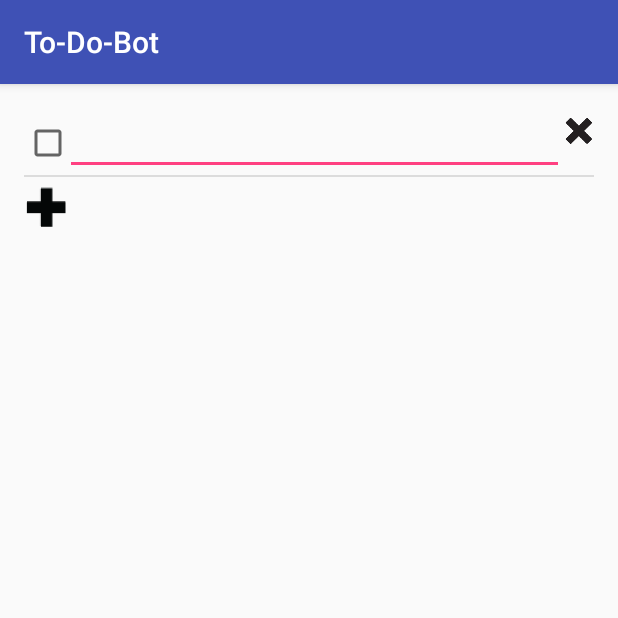
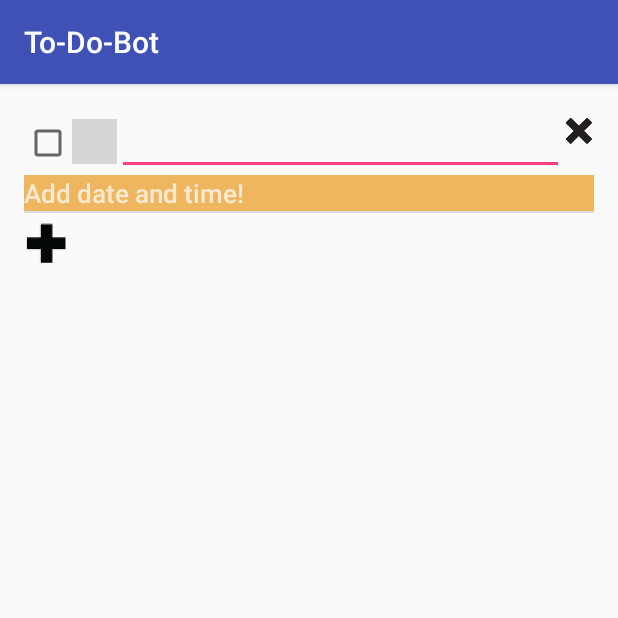
Before and after one commit to DotFreelance/To-Do-Bot, an Android app: the screen it shows after launch (TaskListActivity), after a tap on "Add Button", on a phone screen of 412 x 824 dp, the top half of it. Run offline under Robolectric (Android 15) with nearby library versions, the phone set to English and light mode, and no system bars; grey boxes are pictures that could not be loaded.

Commit message:
Priority spinner

```diff
--- a/app/src/main/java/uofm/software_engineering/group7/to_do_bot/TaskListActivity.java
+++ b/app/src/main/java/uofm/software_engineering/group7/to_do_bot/TaskListActivity.java
@@ -1,21 +1,24 @@
 package uofm.software_engineering.group7.to_do_bot;
+
 
 import android.support.v7.app.AppCompatActivity;
 import android.os.Bundle;
 import android.view.LayoutInflater;
 import android.view.View;
-import android.view.ViewParent;
 import android.widget.ArrayAdapter;
 import android.widget.ListView;
+import android.widget.Spinner;
 
 
-public class TaskListActivity extends AppCompatActivity
-{
+
+public class TaskListActivity extends AppCompatActivity  {
+
     private ComponentsCreator creator;
 
+    Spinner spinner;
+
     @Override
-    protected void onCreate(Bundle savedInstanceState)
-    {
+    protected void onCreate(Bundle savedInstanceState) {
         super.onCreate(savedInstanceState);
         setContentView(R.layout.activity_task_list);
 
@@ -23,7 +26,14 @@ public class TaskListActivity extends AppCompatActivity
         creator.run(getApplicationContext());
 
         initList(findViewById(R.id.listView));
+
+
     }
+
+
+
+
+
 
     private void initList(View v){
         ListView listView = (ListView)v;
--- /dev/null
+++ b/app/src/main/java/uofm/software_engineering/group7/to_do_bot/services/SpinnerAdapter.java
@@ -0,0 +1,42 @@
+package uofm.software_engineering.group7.to_do_bot.services;
+
+import android.content.Context;
+import android.view.LayoutInflater;
+import android.view.View;
+import android.view.ViewGroup;
+import android.widget.ArrayAdapter;
+import android.widget.ImageView;
+
+import uofm.software_engineering.group7.to_do_bot.R;
+
+/**
+ * Created by linxi_000 on 2016/3/12.
+ */
+public class SpinnerAdapter extends ArrayAdapter<Integer> {
+    private Integer[] images;
+
+    public SpinnerAdapter(Context context, Integer[] images) {
+        super(context, android.R.layout.simple_spinner_item, images);
+        this.images = images;
+    }
+
+    @Override
+    public View getDropDownView(int position, View convertView, ViewGroup parent) {
+        ImageView imageView = new ImageView(getContext());
+        imageView.setBackgroundResource(images[position]);
+        return imageView;
+
+    }
+
+    @Override
+    public View getView(int position, View convertView, ViewGroup parent) {
+        return getImageForPosition(position);
+    }
+
+    private View getImageForPosition(int position) {
+        ImageView imageView = new ImageView(getContext());
+        imageView.setBackgroundResource(images[position]);
+
+        return imageView;
+    }
+}
--- a/app/src/main/java/uofm/software_engineering/group7/to_do_bot/services/TaskListItemAdapter.java
+++ b/app/src/main/java/uofm/software_engineering/group7/to_do_bot/services/TaskListItemAdapter.java
@@ -1,6 +1,14 @@
 package uofm.software_engineering.group7.to_do_bot.services;
 
+import android.app.DatePickerDialog;
+import android.app.Dialog;
+import android.app.TimePickerDialog;
 import android.content.Context;
+import android.os.Bundle;
+import android.support.v4.app.DialogFragment;
+import android.support.v4.app.FragmentActivity;
+import android.text.format.DateFormat;
+import android.util.Log;
 import android.view.KeyEvent;
 import android.view.LayoutInflater;
 import android.view.View;
@@ -10,12 +18,21 @@ import android.view.inputmethod.EditorInfo;
 import android.view.inputmethod.InputMethodManager;
 import android.widget.ArrayAdapter;
 import android.widget.CheckBox;
+import android.widget.DatePicker;
+import android.widget.EditText;
 import android.widget.ImageButton;
 import android.widget.ListView;
+import android.widget.Spinner;
 import android.widget.TextView;
+import android.widget.TimePicker;
 import android.widget.Toast;
 
+import java.text.SimpleDateFormat;
+import java.util.Calendar;
+import java.util.Locale;
+
 import uofm.software_engineering.group7.to_do_bot.R;
+import uofm.software_engineering.group7.to_do_bot.TaskListActivity;
 import uofm.software_engineering.group7.to_do_bot.models.TaskList;
 import uofm.software_engineering.group7.to_do_bot.models.TaskListItem;
 import uofm.software_engineering.group7.to_do_bot.models.TaskListManager;
@@ -26,14 +43,14 @@ import uofm.software_engineering.group7.to_do_bot.models.TaskListManager;
  * This is where the TaskList is converted to a view element in the list.
  *
  */
-public class TaskListItemAdapter extends ArrayAdapter<TaskListItem>{
+public class TaskListItemAdapter extends ArrayAdapter<TaskListItem> {
     private int currentFocus;
-
     // Add mode prevents the Adapter from setting focus during initialization
     private boolean addMode = false;
     private TaskListManager taskListManager = null;
     private TaskListDBHelper taskListDB;
-
+    Spinner spinner;
+    private int imgData[]={R.mipmap.delete,R.mipmap.delete,R.mipmap.delete};
     public TaskListItemAdapter(TaskListManager listManager, Context context, TaskList<TaskListItem> taskList){
         super(context, 0, taskList);
         //taskListDB = new TaskListDBHelper(context);
@@ -53,6 +70,13 @@ public class TaskListItemAdapter extends ArrayAdapter<TaskListItem>{
         final TextView itemDescription = (TextView)convertView.findViewById(R.id.list_item_String);
         final ImageButton itemDelete = (ImageButton)convertView.findViewById(R.id.deleteButton);
 
+        //priority spinner
+        SpinnerAdapter adapter = new SpinnerAdapter(getContext(),
+                new Integer[]{R.mipmap.none, R.mipmap.medium, R.mipmap.high});
+        spinner=(Spinner)convertView.findViewById(R.id.spinner);
+        spinner.setAdapter(adapter);
+
+
         // Populate the elements
         itemChecked.setChecked(item.getChecked());
         itemDescription.setText(item.getTaskDescription());
@@ -69,7 +93,7 @@ public class TaskListItemAdapter extends ArrayAdapter<TaskListItem>{
         itemDelete.setOnClickListener(new View.OnClickListener() {
             @Override
             public void onClick(View v) {
-                ViewParent parent = v.getParent();
+                ViewParent parent = v.getParent().getParent();
                 ListView listView = (ListView) parent.getParent();
 
                 int posn = -1;
--- a/app/src/main/res/layout/list_item.xml
+++ b/app/src/main/res/layout/list_item.xml
@@ -1,41 +1,67 @@
 <?xml version="1.0" encoding="utf-8"?>
 <LinearLayout xmlns:android="http://schemas.android.com/apk/res/android"
-    android:orientation="horizontal"
+    android:orientation="vertical"
     android:layout_width="match_parent"
     android:layout_height="match_parent">
 
 
-
+    <LinearLayout
+        android:layout_width="match_parent"
+        android:layout_height="wrap_content"
+        android:orientation="horizontal">
     <CheckBox
         android:layout_width="wrap_content"
         android:layout_height="wrap_content"
-        android:layout_weight="1"
         android:id="@+id/itemChecked"
         android:theme="@style/AppTheme" />
+    <Spinner
+        android:layout_width="30dp"
+        android:layout_height="30dp"
+        android:id="@+id/spinner"
+        android:drawSelectorOnTop="true"
+        android:background="#ffffff"
+        android:spinnerMode="dropdown"
+        android:visibility="visible"
+        android:layout_gravity="center"
+        android:clickable="true"
+         />
 
     <EditText
-        android:layout_width="match_parent"
+        android:layout_width="50dp"
         android:layout_height="wrap_content"
         android:id="@+id/list_item_String"
         android:textSize="17sp"
-        android:layout_weight="10"
         android:inputType="text"
         android:theme="@style/AppTheme"
         android:imeOptions="actionDone"
         android:selectAllOnFocus="false"
-        android:overScrollMode="always"/>
+        android:overScrollMode="always"
+        android:layout_weight="10" />
+
+
 
     <ImageButton
-        android:layout_width="25dp"
+        android:layout_width="20dp"
         android:layout_height="20dp"
         android:id="@+id/deleteButton"
         android:src="@mipmap/delete"
-        android:layout_weight="1"
         android:background="#00000000"
         android:scaleType="fitXY"
         android:layout_gravity="top|center|end"
         android:layout_marginTop="5dp"
         android:contentDescription="@string/delete_button_description" />
+    </LinearLayout>
+
+    <EditText
+        android:layout_width="match_parent"
+        android:layout_height="wrap_content"
+        android:textSize="17sp"
+        android:id="@+id/datetime"
+        android:hint="@string/add_datetime"
+        android:inputType="datetime"
+        android:background="#efb660"
+        android:focusable="false"
+        />
 
 
 </LinearLayout>
--- /dev/null
+++ b/app/src/main/res/layout/row.xml
@@ -0,0 +1,14 @@
+<?xml version="1.0" encoding="utf-8"?>
+<LinearLayout xmlns:android="http://schemas.android.com/apk/res/android"
+android:layout_width="fill_parent"
+android:layout_height="wrap_content"
+android:orientation="horizontal">
+
+<ImageView
+    android:id="@+id/image"
+    android:layout_width="wrap_content"
+    android:layout_height="wrap_content"
+    android:scaleType="fitXY"></ImageView>
+
+
+</LinearLayout>
--- a/app/src/main/res/values/strings.xml
+++ b/app/src/main/res/values/strings.xml
@@ -4,4 +4,5 @@
     <string name="delete_button_description">Delete Button</string>
     <string name="add_task_failed">Adding your task failed!</string>
     <string name="update_task_success">Task updated!</string>
+    <string name="add_datetime">Add date and time!</string>
 </resources>
--- a/app/src/main/res/values/styles.xml
+++ b/app/src/main/res/values/styles.xml
@@ -7,5 +7,4 @@
         <item name="colorPrimaryDark">@color/colorPrimaryDark</item>
         <item name="colorAccent">@color/colorAccent</item>
     </style>
-
 </resources>
```
Also changed, not shown: app/src/main/java/uofm/software_engineering/group7/to_do_bot/models/TaskListManager.java (+12 -9 lines).
